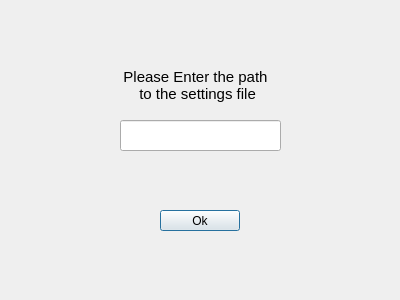
First picture: the form in dialog.ui, repository Gurvir-Singh/SiegeRegionChanger, before the edit.
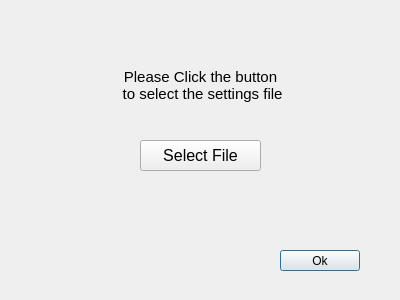
Second picture: the form after the edit.

Commit message: Trying to get file dialog working

Diff of the .ui file:
```diff
--- a/dialog.ui
+++ b/dialog.ui
@@ -16,9 +16,9 @@
   <widget class="QLabel" name="label">
    <property name="geometry">
     <rect>
-     <x>120</x>
+     <x>110</x>
      <y>60</y>
-     <width>151</width>
+     <width>181</width>
      <height>51</height>
     </rect>
    </property>
@@ -28,28 +28,18 @@
     </font>
    </property>
    <property name="text">
-    <string>Please Enter the path 
- to the settings file</string>
+    <string>Please Click the button 
+ to select the settings file</string>
    </property>
    <property name="alignment">
     <set>Qt::AlignCenter</set>
    </property>
   </widget>
-  <widget class="QLineEdit" name="lineEdit">
+  <widget class="QPushButton" name="okButton">
    <property name="geometry">
     <rect>
-     <x>120</x>
-     <y>120</y>
-     <width>161</width>
-     <height>31</height>
-    </rect>
-   </property>
-  </widget>
-  <widget class="QPushButton" name="pushButton">
-   <property name="geometry">
-    <rect>
-     <x>160</x>
-     <y>210</y>
+     <x>280</x>
+     <y>250</y>
      <width>80</width>
      <height>21</height>
     </rect>
@@ -61,6 +51,24 @@
     <bool>true</bool>
    </property>
   </widget>
+  <widget class="QPushButton" name="selectFileButton">
+   <property name="geometry">
+    <rect>
+     <x>140</x>
+     <y>140</y>
+     <width>121</width>
+     <height>31</height>
+    </rect>
+   </property>
+   <property name="font">
+    <font>
+     <pointsize>12</pointsize>
+    </font>
+   </property>
+   <property name="text">
+    <string>Select File</string>
+   </property>
+  </widget>
  </widget>
  <resources/>
  <connections/>
```
The commit also changes 6 other files.
